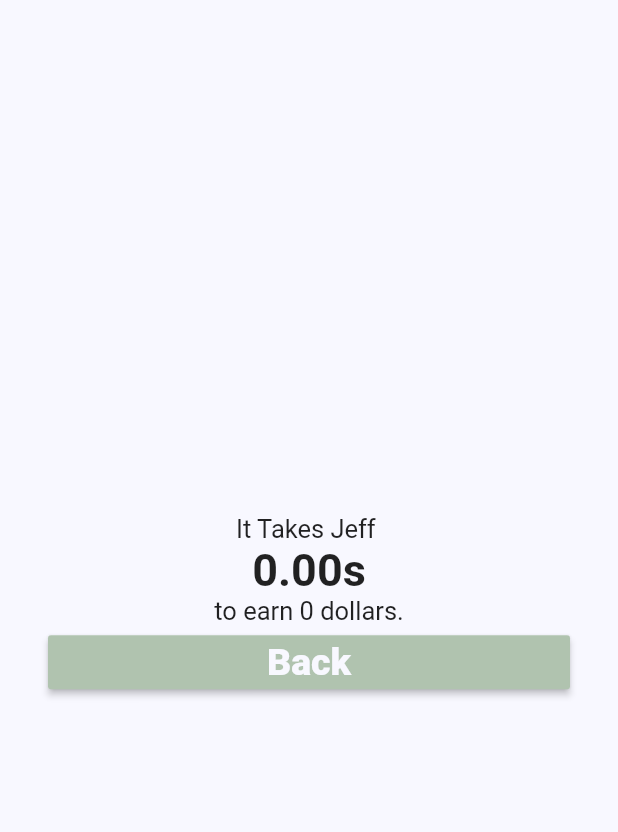
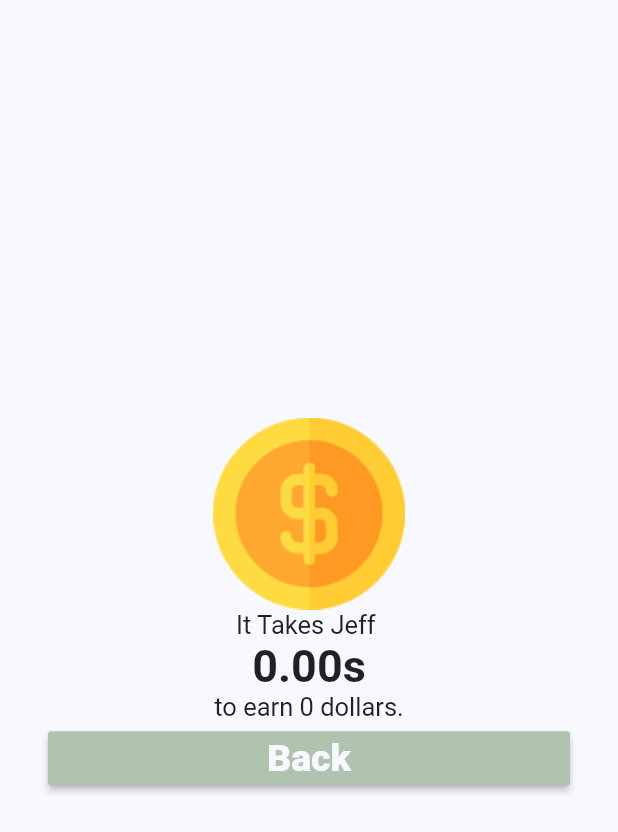
Before and after one commit to benni-dev-ux/net_worth_audiovisualization, a Flutter app: the DisplayPage screen opened directly with empty values, on a phone screen of 412 x 824 dp. Shown: the top 832 px of the screen. Run offline on Flutter 3.47's test engine with Material 2 defaults, Android fonts, the phone set to English and light mode, and no system bars; our stand-ins replace audioplayers.

Commit message:
started work on the animation

```diff
--- a/lib/pages/DisplayPage.dart
+++ b/lib/pages/DisplayPage.dart
@@ -32,18 +32,14 @@ class _DisplayPageState extends State<DisplayPage> {
     double durationInSeconds = duration / 1000;
 
     String timeToDisplay = durationInSeconds.toStringAsFixed(2) + "s";
-    if(durationInSeconds>60){
-      int min = (durationInSeconds/60).floor();
-      int seconds =(durationInSeconds- (min*60)).round();
-      timeToDisplay = min.toString()+" m "+ seconds.toString()+" s";
-
+    if (durationInSeconds > 60) {
+      int min = (durationInSeconds / 60).floor();
+      int seconds = (durationInSeconds - (min * 60)).round();
+      timeToDisplay = min.toString() + " m " + seconds.toString() + " s";
     }
 
     int amount = (duration * 3.6).round();
-
-
-
-
+    double turns = duration/1000;
 
     return Scaffold(
       body: Container(
@@ -55,6 +51,10 @@ class _DisplayPageState extends State<DisplayPage> {
               mainAxisAlignment: MainAxisAlignment.center,
               mainAxisSize: MainAxisSize.max,
               children: [
+                AnimatedRotation(
+                    turns: (turns),
+                    duration: new Duration(milliseconds: duration),
+                    child: AnimatedRotationWidget()),
                 Text(
                   "It Takes Jeff ",
                   style: kMainTextStyle,
@@ -87,3 +87,14 @@ class _DisplayPageState extends State<DisplayPage> {
     );
   }
 }
+
+class AnimatedRotationWidget extends StatelessWidget {
+  const AnimatedRotationWidget({
+    Key key,
+  }) : super(key: key);
+
+  @override
+  Widget build(BuildContext context) {
+    return Image.asset("assets/dollar.png");
+  }
+}
--- a/pubspec.yaml
+++ b/pubspec.yaml
@@ -29,3 +29,4 @@ flutter:
     - assets/s2.mp3
     - assets/s3.mp3
     - assets/s4.mp3
+    - assets/dollar.png
```
Also changed, not shown: assets/dollar.png (added).
